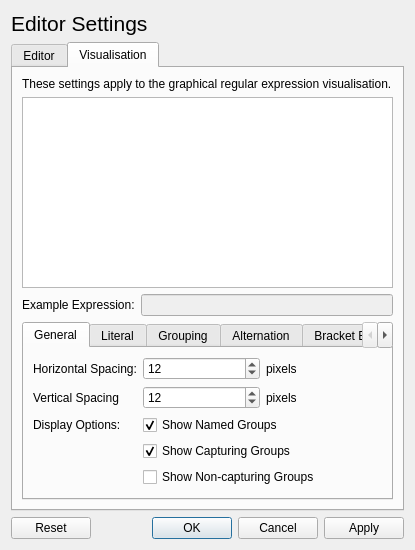
First picture: the form in settingsdialog.ui, repository aelliott/expressioneditor, before the edit.
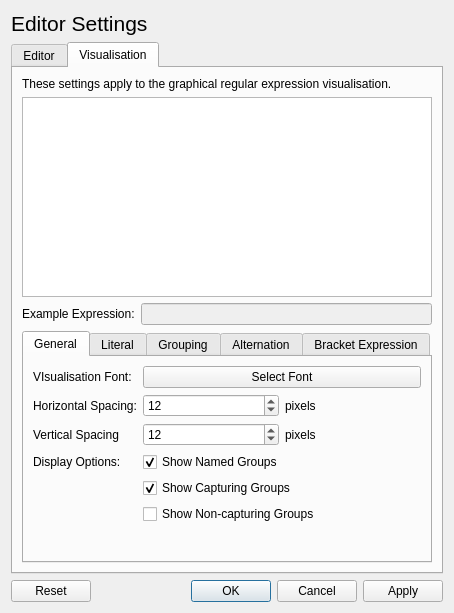
Second picture: the form after the edit. The open tabs and pages were chosen to show the change. Icons and pictures are not drawn. Custom widgets are drawn as their Qt base class.

Diff of the .ui file:
```diff
--- a/settingsdialog.ui
+++ b/settingsdialog.ui
@@ -6,8 +6,8 @@
    <rect>
     <x>0</x>
     <y>0</y>
-    <width>415</width>
-    <height>550</height>
+    <width>454</width>
+    <height>613</height>
    </rect>
   </property>
   <property name="windowTitle">
@@ -146,13 +146,27 @@
           </attribute>
           <layout class="QFormLayout" name="formLayout">
            <item row="0" column="0">
+            <widget class="QLabel" name="fontLabel">
+             <property name="text">
+              <string>VIsualisation Font:</string>
+             </property>
+            </widget>
+           </item>
+           <item row="0" column="1">
+            <widget class="QPushButton" name="selectFontButton">
+             <property name="text">
+              <string>Select Font</string>
+             </property>
+            </widget>
+           </item>
+           <item row="1" column="0">
             <widget class="QLabel" name="horizontalSpacingLabel">
              <property name="text">
               <string>Horizontal Spacing:</string>
              </property>
             </widget>
            </item>
-           <item row="0" column="1">
+           <item row="1" column="1">
             <layout class="QHBoxLayout" name="horizontalSpacingLayout">
              <item>
               <widget class="QSpinBox" name="horizontalSpacingSpinBox">
@@ -170,6 +184,31 @@
              </item>
             </layout>
            </item>
+           <item row="2" column="0">
+            <widget class="QLabel" name="verticalSpacingLabel">
+             <property name="text">
+              <string>Vertical Spacing</string>
+             </property>
+            </widget>
+           </item>
+           <item row="2" column="1">
+            <layout class="QHBoxLayout" name="verticalSpacingLayout">
+             <item>
+              <widget class="QSpinBox" name="verticalSpacingSpinBox">
+               <property name="value">
+                <number>12</number>
+               </property>
+              </widget>
+             </item>
+             <item>
+              <widget class="QLabel" name="verticalSpacingUnitsLabel">
+               <property name="text">
+                <string>pixels</string>
+               </property>
+              </widget>
+             </item>
+            </layout>
+           </item>
            <item row="3" column="0">
             <widget class="QLabel" name="displayOptionsLabel">
              <property name="text">
@@ -204,31 +243,6 @@
              </property>
             </widget>
            </item>
-           <item row="1" column="0">
-            <widget class="QLabel" name="verticalSpacingLabel">
-             <property name="text">
-              <string>Vertical Spacing</string>
-             </property>
-            </widget>
-           </item>
-           <item row="1" column="1">
-            <layout class="QHBoxLayout" name="verticalSpacingLayout">
-             <item>
-              <widget class="QSpinBox" name="verticalSpacingSpinBox">
-               <property name="value">
-                <number>12</number>
-               </property>
-              </widget>
-             </item>
-             <item>
-              <widget class="QLabel" name="verticalSpacingUnitsLabel">
-               <property name="text">
-                <string>pixels</string>
-               </property>
-              </widget>
-             </item>
-            </layout>
-           </item>
           </layout>
          </widget>
          <widget class="QWidget" name="visualisationLiteralPage">
```
